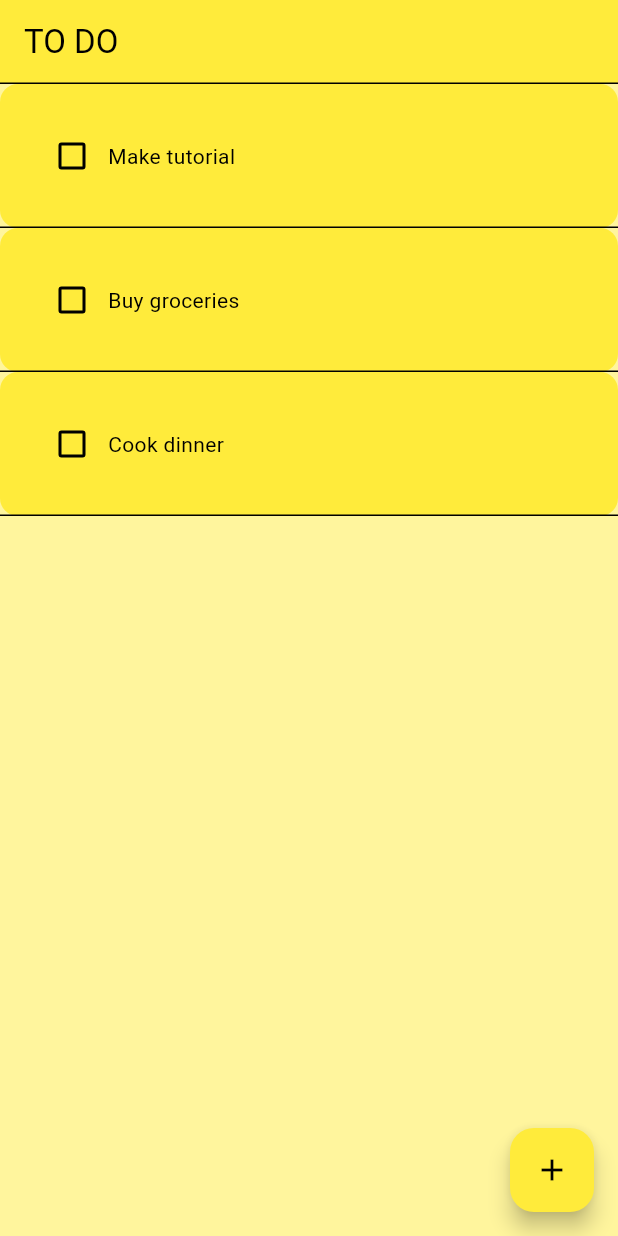
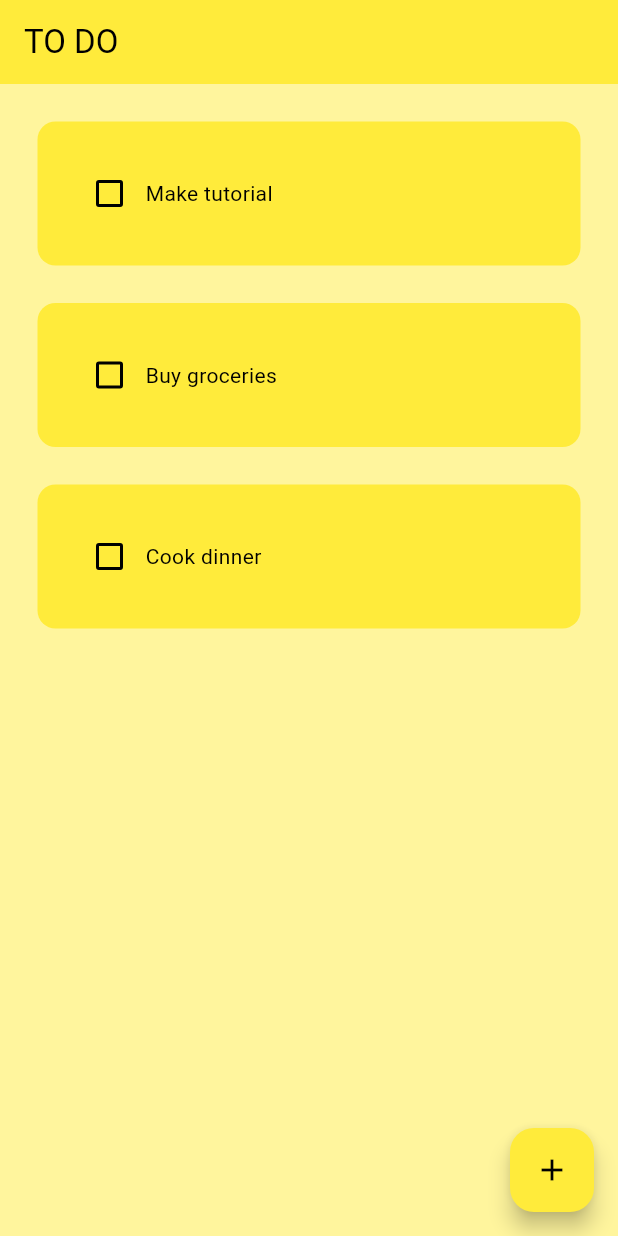
Before and after one commit to AgrPaavan/flutter-todo-app, a Flutter app: the screen it shows after launch, on a phone screen of 412 x 824 dp. Run offline on Flutter 3.47's test engine with Material 3 defaults, Android fonts, the phone set to English and light mode, and no system bars; drawn by our look-alikes of flutter_slidable.

Commit message:
Refactor padding and style in TodoTile component

```diff
--- a/lib/components/todo_tile.dart
+++ b/lib/components/todo_tile.dart
@@ -17,16 +17,20 @@ class TodoTile extends StatelessWidget {
 
   @override
   Widget build(BuildContext context) {
-    return Column(
-      children: [
-        Slidable(
+    return Padding(
+      padding: const EdgeInsets.only(left: 25, right: 25, top: 25),
+      child: Slidable(
         endActionPane: ActionPane(
-            motion: const ScrollMotion(),
+          motion: const DrawerMotion(),
           children: [
             SlidableAction(
               onPressed: deleteTask,
               icon: Icons.delete,
               backgroundColor: Colors.red.shade300,
+              borderRadius: const BorderRadius.only(
+                topRight: Radius.circular(12),
+                bottomRight: Radius.circular(12),
+              ),
             ),
           ],
         ),
@@ -47,19 +51,13 @@ class TodoTile extends StatelessWidget {
               Text(
                 taskName,
                 style: TextStyle(
-                    decoration:
-                        taskCompleted ? TextDecoration.lineThrough : null,
+                  decoration: taskCompleted ? TextDecoration.lineThrough : null,
                 ),
               ),
             ],
           ),
         ),
       ),
-        const Divider(
-          height: 0,
-          color: Colors.black,
-        ),
-      ],
     );
   }
 }
--- a/lib/pages/home_page.dart
+++ b/lib/pages/home_page.dart
@@ -83,9 +83,6 @@ class _HomePageState extends State<HomePage> {
         title: const Text("TO DO"),
         elevation: 0,
         backgroundColor: Theme.of(context).primaryColor,
-        shape: const Border(
-          bottom: BorderSide(color: Colors.black, width: 1),
-        ),
       ),
       floatingActionButton: FloatingActionButton(
         onPressed: createNewTask,
```
Lines whose indentation alone changed are shown as unchanged.
